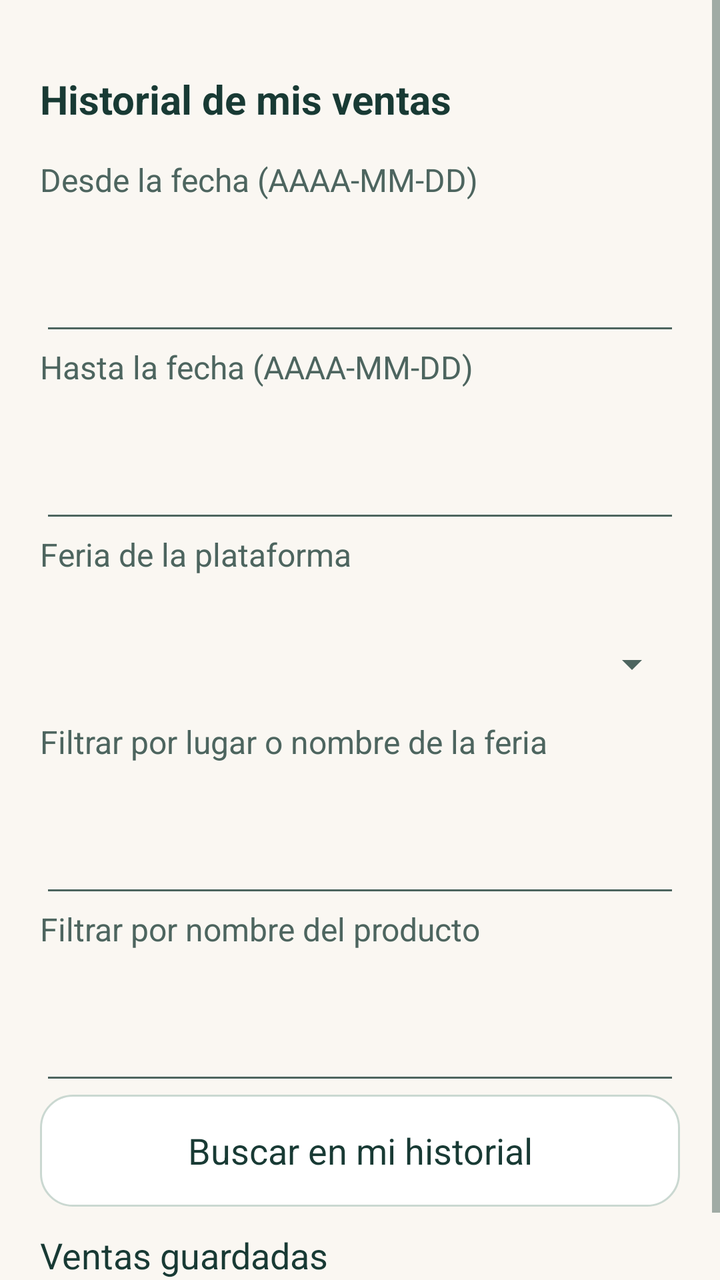
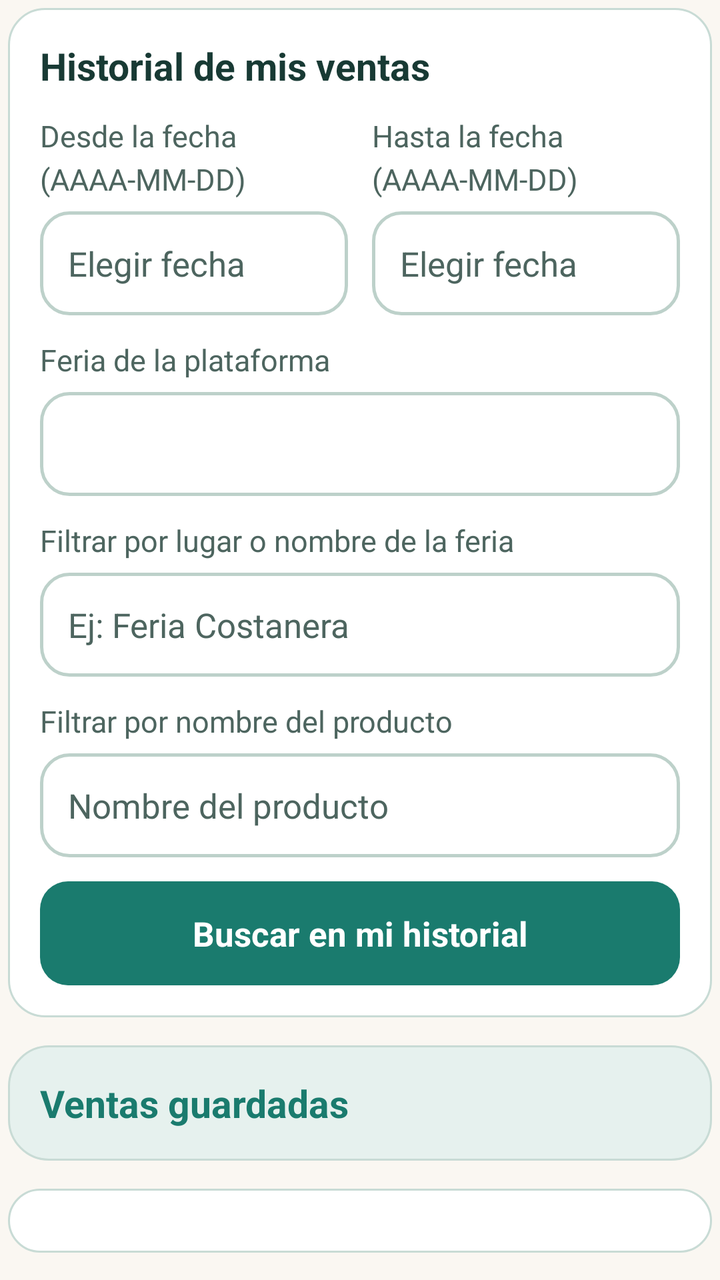

Two renders of the same Android screen: before a commit and after it. Below are the layout's source before the change and the commit's diff.
<!-- AndroidManifest.xml: application theme Theme.ConectaSur -->
<!-- res/layout/screen_owner_history.xml -->
<?xml version="1.0" encoding="utf-8"?>
<FrameLayout xmlns:android="http://schemas.android.com/apk/res/android" android:layout_width="match_parent" android:layout_height="match_parent"><ScrollView android:layout_width="match_parent" android:layout_height="match_parent" android:fillViewport="true"><LinearLayout android:id="@+id/screen_owner_history_body" android:layout_width="match_parent" android:layout_height="wrap_content" android:orientation="vertical" android:padding="20dp"><TextView android:id="@+id/sh_heading" style="@style/ConectaSur.Section" android:layout_width="match_parent" android:layout_height="wrap_content" android:text="@string/e5_screen_owner_history_1" /><TextView style="@style/ConectaSur.Label" android:layout_width="match_parent" android:layout_height="wrap_content" android:text="@string/e5_screen_owner_history_2" android:labelFor="@id/sh_from" /><EditText android:id="@+id/sh_from" android:layout_width="match_parent" android:layout_height="wrap_content" android:minHeight="56dp" android:textSize="18sp" android:inputType="text" android:maxLength="1000" android:saveEnabled="false" android:importantForAutofill="no" /><TextView style="@style/ConectaSur.Label" android:layout_width="match_parent" android:layout_height="wrap_content" android:text="@string/e5_screen_owner_history_3" android:labelFor="@id/sh_to" /><EditText android:id="@+id/sh_to" android:layout_width="match_parent" android:layout_height="wrap_content" android:minHeight="56dp" android:textSize="18sp" android:inputType="text" android:maxLength="1000" android:saveEnabled="false" android:importantForAutofill="no" /><TextView style="@style/ConectaSur.Label" android:layout_width="match_parent" android:layout_height="wrap_content" android:text="Feria de la plataforma" /><Spinner android:id="@+id/sh_fair_selector" android:layout_width="match_parent" android:layout_height="wrap_content" android:minHeight="56dp" android:contentDescription="Filtrar por feria de la plataforma" /><TextView style="@style/ConectaSur.Label" android:layout_width="match_parent" android:layout_height="wrap_content" android:text="@string/e5_screen_owner_history_4" android:labelFor="@id/sh_place" /><EditText android:id="@+id/sh_place" android:layout_width="match_parent" android:layout_height="wrap_content" android:minHeight="56dp" android:textSize="18sp" android:inputType="textCapSentences" android:maxLength="1000" android:saveEnabled="false" android:importantForAutofill="no" /><TextView style="@style/ConectaSur.Label" android:layout_width="match_parent" android:layout_height="wrap_content" android:text="@string/e5_screen_owner_history_5" android:labelFor="@id/sh_product" /><EditText android:id="@+id/sh_product" android:layout_width="match_parent" android:layout_height="wrap_content" android:minHeight="56dp" android:textSize="18sp" android:inputType="textCapSentences" android:maxLength="1000" android:saveEnabled="false" android:importantForAutofill="no" /><Button android:id="@+id/sh_filter" style="@style/ConectaSur.Button" android:layout_width="match_parent" android:layout_height="wrap_content" android:text="@string/e5_screen_owner_history_6" /><TextView android:id="@+id/sh_summary" style="@style/ConectaSur.Body" android:layout_width="match_parent" android:layout_height="wrap_content" android:text="@string/e5_screen_owner_history_7" /><LinearLayout android:id="@+id/sh_items" android:layout_width="match_parent" android:layout_height="wrap_content" android:orientation="vertical" ></LinearLayout></LinearLayout></ScrollView></FrameLayout>
<!-- resources referenced by this layout -->
<resources>
  <style name="ConectaSur.Body" parent="android:Widget.TextView">
          <item name="android:textSize">18sp</item>
          <item name="android:textColor">?attr/appInk</item>
          <item name="android:layout_marginBottom">16dp</item>
      </style>
  <style name="ConectaSur.Button" parent="android:Widget.Button">
          <item name="android:background">@drawable/button_outline</item>
          <item name="android:textColor">?attr/appInk</item>
          <item name="android:textSize">18sp</item>
          <item name="android:textAllCaps">false</item>
          <item name="android:minHeight">56dp</item>
          <item name="android:paddingStart">16dp</item>
          <item name="android:paddingEnd">16dp</item>
          <item name="android:paddingTop">12dp</item>
          <item name="android:paddingBottom">12dp</item>
          <item name="android:layout_marginBottom">12dp</item>
          <item name="android:drawablePadding">12dp</item>
          <item name="android:stateListAnimator">@null</item>
      </style>
  <style name="ConectaSur.Label" parent="ConectaSur.Body">
          <item name="android:textSize">16sp</item>
          <item name="android:textColor">?attr/appMuted</item>
      </style>
  <style name="ConectaSur.Section" parent="ConectaSur.Body">
          <item name="android:textSize">20sp</item>
          <item name="android:textStyle">bold</item>
          <item name="android:layout_marginTop">16dp</item>
      </style>
  <style name="Theme.ConectaSur" parent="android:style/Theme.Material.Light.NoActionBar">
          <item name="android:fontFamily">sans-serif</item>
          <item name="android:windowLightStatusBar">true</item>
          <item name="android:colorAccent">@color/conectasur_forest</item>
          <item name="android:windowBackground">@color/conectasur_cream</item>
          <item name="android:colorBackground">@color/conectasur_cream</item>
          <item name="android:textColorPrimary">@color/conectasur_ink</item>
          <item name="android:textColorSecondary">#4D655F</item>
          <item name="appInk">@color/conectasur_ink</item>
          <item name="appMuted">#4D655F</item>
          <item name="appSurface">#FFFFFF</item>
          <item name="appPrimary">@color/conectasur_forest</item>
          <item name="appBorder">#CAD8D1</item>
      </style>
  <!-- drawable button_outline (drawable) -->
  <?xml version='1.0' encoding='utf-8'?>
  <selector xmlns:android="http://schemas.android.com/apk/res/android">
      <item android:state_pressed="true">
          <shape>
              <solid android:color="#DCEDE6" />
              <corners android:radius="16dp" />
              <stroke android:width="3dp" android:color="?attr/appInk" />
          </shape>
      </item>
      <item android:state_focused="true">
          <shape>
              <solid android:color="?attr/appSurface" />
              <corners android:radius="16dp" />
              <stroke android:width="3dp" android:color="#A85D17" />
          </shape>
      </item>
      <item android:state_selected="true">
          <shape>
              <solid android:color="?attr/appSurface" />
              <corners android:radius="16dp" />
              <stroke android:width="3dp" android:color="?attr/appPrimary" />
          </shape>
      </item>
      <item>
          <shape>
              <solid android:color="?attr/appSurface" />
              <corners android:radius="16dp" />
              <stroke android:width="1dp" android:color="?attr/appBorder" />
          </shape>
      </item>
  </selector>
  <!-- unchanged entries left out for length: 10 -->
</resources>

<!-- the commit's change to res/layout/screen_owner_history.xml (unified diff, before → after) -->
@@ -1,2 +1,182 @@
 <?xml version="1.0" encoding="utf-8"?>
-<FrameLayout xmlns:android="http://schemas.android.com/apk/res/android" android:layout_width="match_parent" android:layout_height="match_parent"><ScrollView android:layout_width="match_parent" android:layout_height="match_parent" android:fillViewport="true"><LinearLayout android:id="@+id/screen_owner_history_body" android:layout_width="match_parent" android:layout_height="wrap_content" android:orientation="vertical" android:padding="20dp"><TextView android:id="@+id/sh_heading" style="@style/ConectaSur.Section" android:layout_width="match_parent" android:layout_height="wrap_content" android:text="@string/e5_screen_owner_history_1" /><TextView style="@style/ConectaSur.Label" android:layout_width="match_parent" android:layout_height="wrap_content" android:text="@string/e5_screen_owner_history_2" android:labelFor="@id/sh_from" /><EditText android:id="@+id/sh_from" android:layout_width="match_parent" android:layout_height="wrap_content" android:minHeight="56dp" android:textSize="18sp" android:inputType="text" android:maxLength="1000" android:saveEnabled="false" android:importantForAutofill="no" /><TextView style="@style/ConectaSur.Label" android:layout_width="match_parent" android:layout_height="wrap_content" android:text="@string/e5_screen_owner_history_3" android:labelFor="@id/sh_to" /><EditText android:id="@+id/sh_to" android:layout_width="match_parent" android:layout_height="wrap_content" android:minHeight="56dp" android:textSize="18sp" android:inputType="text" android:maxLength="1000" android:saveEnabled="false" android:importantForAutofill="no" /><TextView style="@style/ConectaSur.Label" android:layout_width="match_parent" android:layout_height="wrap_content" android:text="Feria de la plataforma" /><Spinner android:id="@+id/sh_fair_selector" android:layout_width="match_parent" android:layout_height="wrap_content" android:minHeight="56dp" android:contentDescription="Filtrar por feria de la plataforma" /><TextView style="@style/ConectaSur.Label" android:layout_width="match_parent" android:layout_height="wrap_content" android:text="@string/e5_screen_owner_history_4" android:labelFor="@id/sh_place" /><EditText android:id="@+id/sh_place" android:layout_width="match_parent" android:layout_height="wrap_content" android:minHeight="56dp" android:textSize="18sp" android:inputType="textCapSentences" android:maxLength="1000" android:saveEnabled="false" android:importantForAutofill="no" /><TextView style="@style/ConectaSur.Label" android:layout_width="match_parent" android:layout_height="wrap_content" android:text="@string/e5_screen_owner_history_5" android:labelFor="@id/sh_product" /><EditText android:id="@+id/sh_product" android:layout_width="match_parent" android:layout_height="wrap_content" android:minHeight="56dp" android:textSize="18sp" android:inputType="textCapSentences" android:maxLength="1000" android:saveEnabled="false" android:importantForAutofill="no" /><Button android:id="@+id/sh_filter" style="@style/ConectaSur.Button" android:layout_width="match_parent" android:layout_height="wrap_content" android:text="@string/e5_screen_owner_history_6" /><TextView android:id="@+id/sh_summary" style="@style/ConectaSur.Body" android:layout_width="match_parent" android:layout_height="wrap_content" android:text="@string/e5_screen_owner_history_7" /><LinearLayout android:id="@+id/sh_items" android:layout_width="match_parent" android:layout_height="wrap_content" android:orientation="vertical" ></LinearLayout></LinearLayout></ScrollView></FrameLayout>
+<FrameLayout xmlns:android="http://schemas.android.com/apk/res/android"
+    android:layout_width="match_parent"
+    android:layout_height="match_parent">
+
+    <ScrollView
+        android:layout_width="match_parent"
+        android:layout_height="match_parent"
+        android:fillViewport="true">
+
+        <LinearLayout
+            android:id="@+id/screen_owner_history_body"
+            android:layout_width="match_parent"
+            android:layout_height="wrap_content"
+            android:orientation="vertical"
+            android:padding="4dp">
+
+            <LinearLayout
+                android:layout_width="match_parent"
+                android:layout_height="wrap_content"
+                android:layout_marginBottom="14dp"
+                android:background="@drawable/card_surface"
+                android:orientation="vertical"
+                android:padding="16dp">
+
+                <TextView
+                    android:id="@+id/sh_heading"
+                    style="@style/ConectaSur.Section"
+                    android:layout_width="match_parent"
+                    android:layout_height="wrap_content"
+                    android:layout_marginTop="0dp"
+                    android:layout_marginBottom="12dp"
+                    android:text="@string/e5_screen_owner_history_1" />
+
+                <LinearLayout
+                    android:layout_width="match_parent"
+                    android:layout_height="wrap_content"
+                    android:orientation="horizontal">
+
+                    <LinearLayout
+                        android:layout_width="0dp"
+                        android:layout_height="wrap_content"
+                        android:layout_marginEnd="6dp"
+                        android:layout_weight="1"
+                        android:orientation="vertical">
+
+                        <TextView
+                            style="@style/ConectaSur.Label"
+                            android:layout_width="match_parent"
+                            android:layout_height="wrap_content"
+                            android:labelFor="@id/sh_from"
+                            android:text="@string/e5_screen_owner_history_2" />
+
+                        <EditText
+                            android:id="@+id/sh_from"
+                            style="@style/ConectaSur.Input"
+                            android:layout_width="match_parent"
+                            android:layout_height="wrap_content"
+                            android:hint="Elegir fecha"
+                            android:importantForAutofill="no"
+                            android:inputType="text"
+                            android:maxLength="1000"
+                            android:saveEnabled="false" />
+                    </LinearLayout>
+
+                    <LinearLayout
+                        android:layout_width="0dp"
+                        android:layout_height="wrap_content"
+                        android:layout_marginStart="6dp"
+                        android:layout_weight="1"
+                        android:orientation="vertical">
+
+                        <TextView
+                            style="@style/ConectaSur.Label"
+                            android:layout_width="match_parent"
+                            android:layout_height="wrap_content"
+                            android:labelFor="@id/sh_to"
+                            android:text="@string/e5_screen_owner_history_3" />
+
+                        <EditText
+                            android:id="@+id/sh_to"
+                            style="@style/ConectaSur.Input"
+                            android:layout_width="match_parent"
+                            android:layout_height="wrap_content"
+                            android:hint="Elegir fecha"
+                            android:importantForAutofill="no"
+                            android:inputType="text"
+                            android:maxLength="1000"
+                            android:saveEnabled="false" />
+                    </LinearLayout>
+                </LinearLayout>
+
+                <TextView
+                    style="@style/ConectaSur.Label"
+                    android:layout_width="match_parent"
+                    android:layout_height="wrap_content"
+                    android:text="Feria de la plataforma" />
+
+                <Spinner
+                    android:id="@+id/sh_fair_selector"
+                    android:layout_width="match_parent"
+                    android:layout_height="wrap_content"
+                    android:layout_marginBottom="12dp"
+                    android:background="@drawable/input_field"
+                    android:contentDescription="Filtrar por feria de la plataforma"
+                    android:minHeight="52dp" />
+
+                <TextView
+                    style="@style/ConectaSur.Label"
+                    android:layout_width="match_parent"
+                    android:layout_height="wrap_content"
+                    android:labelFor="@id/sh_place"
+                    android:text="@string/e5_screen_owner_history_4" />
+
+                <EditText
+                    android:id="@+id/sh_place"
+                    style="@style/ConectaSur.Input"
+                    android:layout_width="match_parent"
+                    android:layout_height="wrap_content"
+                    android:hint="Ej: Feria Costanera"
+                    android:importantForAutofill="no"
+                    android:inputType="textCapSentences"
+                    android:maxLength="1000"
+                    android:saveEnabled="false" />
+
+                <TextView
+                    style="@style/ConectaSur.Label"
+                    android:layout_width="match_parent"
+                    android:layout_height="wrap_content"
+                    android:labelFor="@id/sh_product"
+                    android:text="@string/e5_screen_owner_history_5" />
+
+                <EditText
+                    android:id="@+id/sh_product"
+                    style="@style/ConectaSur.Input"
+                    android:layout_width="match_parent"
+                    android:layout_height="wrap_content"
+                    android:hint="Nombre del producto"
+                    android:importantForAutofill="no"
+                    android:inputType="textCapSentences"
+                    android:maxLength="1000"
+                    android:saveEnabled="false" />
+
+                <Button
+                    android:id="@+id/sh_filter"
+                    style="@style/ConectaSur.Button.Primary"
+                    android:layout_width="match_parent"
+                    android:layout_height="wrap_content"
+                    android:layout_marginBottom="0dp"
+                    android:text="@string/e5_screen_owner_history_6" />
+            </LinearLayout>
+
+            <LinearLayout
+                android:layout_width="match_parent"
+                android:layout_height="wrap_content"
+                android:layout_marginBottom="14dp"
+                android:background="@drawable/card_surface_owner_header"
+                android:orientation="vertical"
+                android:padding="16dp">
+
+                <TextView
+                    android:id="@+id/sh_summary"
+                    style="@style/ConectaSur.Section"
+                    android:layout_width="match_parent"
+                    android:layout_height="wrap_content"
+                    android:layout_marginTop="0dp"
+                    android:layout_marginBottom="0dp"
+                    android:fontFeatureSettings="tnum"
+                    android:text="@string/e5_screen_owner_history_7"
+                    android:textColor="@color/conectasur_forest" />
+            </LinearLayout>
+
+            <LinearLayout
+                android:id="@+id/sh_items"
+                android:layout_width="match_parent"
+                android:layout_height="wrap_content"
+                android:background="@drawable/card_surface"
+                android:orientation="vertical"
+                android:padding="16dp" />
+        </LinearLayout>
+    </ScrollView>
+</FrameLayout>
<!-- resource entries referenced after the edit -->
@@ -1,79 +1,162 @@
 <!-- resources referenced by this layout -->
 <resources>
+  <!-- drawable card_surface (drawable) -->
+  <?xml version="1.0" encoding="utf-8"?>
+  <shape xmlns:android="http://schemas.android.com/apk/res/android">
+      <solid android:color="?attr/appSurface" />
+      <stroke android:width="1dp" android:color="?attr/appBorder" />
+      <corners android:radius="18dp" />
+  </shape>
+  <!-- drawable card_surface_owner_header (drawable) -->
+  <?xml version="1.0" encoding="utf-8"?>
+  <shape xmlns:android="http://schemas.android.com/apk/res/android">
+      <solid android:color="@color/conectasur_forest_soft" />
+      <stroke android:width="1dp" android:color="@color/conectasur_forest_border" />
+      <corners android:radius="20dp" />
+  </shape>
+  <!-- drawable input_field (drawable) -->
+  <?xml version="1.0" encoding="utf-8"?>
+  <selector xmlns:android="http://schemas.android.com/apk/res/android">
+      <item android:state_focused="true">
+          <shape>
+              <solid android:color="#FFFFFF" />
+              <corners android:radius="14dp" />
+              <stroke android:width="2dp" android:color="?attr/appPrimary" />
+          </shape>
+      </item>
+      <item>
+          <shape>
+              <solid android:color="#FFFFFF" />
+              <corners android:radius="14dp" />
+              <stroke android:width="1.5dp" android:color="#BDD1CA" />
+          </shape>
+      </item>
+  </selector>
+  <style name="ConectaSur.Button.Primary" parent="ConectaSur.Button">
+          <item name="android:background">@drawable/button_primary</item>
+          <item name="android:textColor">#FFFFFF</item>
+      </style>
+  <style name="ConectaSur.Input" parent="android:Widget.EditText">
+          <item name="android:background">@drawable/input_field</item>
+          <item name="android:textColor">?attr/appInk</item>
+          <item name="android:textColorHint">@color/conectasur_muted</item>
+          <item name="android:textSize">17sp</item>
+          <item name="android:minHeight">52dp</item>
+          <item name="android:paddingStart">14dp</item>
+          <item name="android:paddingEnd">14dp</item>
+          <item name="android:paddingTop">10dp</item>
+          <item name="android:paddingBottom">10dp</item>
+          <item name="android:layout_marginBottom">12dp</item>
+      </style>
   <style name="ConectaSur.Body" parent="android:Widget.TextView">
-          <item name="android:textSize">18sp</item>
+          <item name="android:textSize">17sp</item>
           <item name="android:textColor">?attr/appInk</item>
-          <item name="android:layout_marginBottom">16dp</item>
+          <item name="android:lineSpacingMultiplier">1.2</item>
+          <item name="android:layout_marginBottom">12dp</item>
       </style>
+  <color name="conectasur_surface">#FFFFFF</color>
   <style name="ConectaSur.Button" parent="android:Widget.Button">
           <item name="android:background">@drawable/button_outline</item>
           <item name="android:textColor">?attr/appInk</item>
-          <item name="android:textSize">18sp</item>
+          <item name="android:textSize">17sp</item>
+          <item name="android:textStyle">bold</item>
           <item name="android:textAllCaps">false</item>
-          <item name="android:minHeight">56dp</item>
+          <item name="android:minHeight">52dp</item>
           <item name="android:paddingStart">16dp</item>
           <item name="android:paddingEnd">16dp</item>
-          <item name="android:paddingTop">12dp</item>
-          <item name="android:paddingBottom">12dp</item>
-          <item name="android:layout_marginBottom">12dp</item>
-          <item name="android:drawablePadding">12dp</item>
+          <item name="android:paddingTop">10dp</item>
+          <item name="android:paddingBottom">10dp</item>
+          <item name="android:layout_marginBottom">10dp</item>
+          <item name="android:drawablePadding">10dp</item>
           <item name="android:stateListAnimator">@null</item>
       </style>
+  <!-- drawable button_primary (drawable) -->
+  <?xml version="1.0" encoding="utf-8"?>
+  <selector xmlns:android="http://schemas.android.com/apk/res/android">
+      <item android:state_pressed="true">
+          <shape>
+              <solid android:color="@color/conectasur_forest_dark" />
+              <corners android:radius="14dp" />
+              <stroke android:width="2dp" android:color="?attr/appInk" />
+          </shape>
+      </item>
+      <item android:state_focused="true">
+          <shape>
+              <solid android:color="?attr/appPrimary" />
+              <corners android:radius="14dp" />
+              <stroke android:width="2dp" android:color="#FFFFFF" />
+          </shape>
+      </item>
+      <item>
+          <shape>
+              <solid android:color="?attr/appPrimary" />
+              <corners android:radius="14dp" />
+          </shape>
+      </item>
+  </selector>
+  <color name="conectasur_muted">#4D655F</color>
   <style name="ConectaSur.Label" parent="ConectaSur.Body">
-          <item name="android:textSize">16sp</item>
+          <item name="android:textSize">15sp</item>
           <item name="android:textColor">?attr/appMuted</item>
+          <item name="android:layout_marginBottom">6dp</item>
       </style>
   <style name="ConectaSur.Section" parent="ConectaSur.Body">
-          <item name="android:textSize">20sp</item>
+          <item name="android:textSize">19sp</item>
           <item name="android:textStyle">bold</item>
-          <item name="android:layout_marginTop">16dp</item>
+          <item name="android:layout_marginTop">12dp</item>
+          <item name="android:layout_marginBottom">8dp</item>
       </style>
   <style name="Theme.ConectaSur" parent="android:style/Theme.Material.Light.NoActionBar">
           <item name="android:fontFamily">sans-serif</item>
           <item name="android:windowLightStatusBar">true</item>
+          <item name="android:statusBarColor">@color/conectasur_cream</item>
           <item name="android:colorAccent">@color/conectasur_forest</item>
           <item name="android:windowBackground">@color/conectasur_cream</item>
           <item name="android:colorBackground">@color/conectasur_cream</item>
           <item name="android:textColorPrimary">@color/conectasur_ink</item>
-          <item name="android:textColorSecondary">#4D655F</item>
+          <item name="android:textColorSecondary">@color/conectasur_muted</item>
           <item name="appInk">@color/conectasur_ink</item>
-          <item name="appMuted">#4D655F</item>
-          <item name="appSurface">#FFFFFF</item>
+          <item name="appMuted">@color/conectasur_muted</item>
+          <item name="appSurface">@color/conectasur_surface</item>
           <item name="appPrimary">@color/conectasur_forest</item>
-          <item name="appBorder">#CAD8D1</item>
+          <item name="appBorder">@color/conectasur_forest_border</item>
+          <item name="appBackground">@color/conectasur_cream</item>
       </style>
+  <color name="conectasur_forest_soft">#E6F1EE</color>
+  <color name="conectasur_forest_border">#C8DBD5</color>
   <!-- drawable button_outline (drawable) -->
-  <?xml version='1.0' encoding='utf-8'?>
+  <?xml version="1.0" encoding="utf-8"?>
   <selector xmlns:android="http://schemas.android.com/apk/res/android">
       <item android:state_pressed="true">
           <shape>
-              <solid android:color="#DCEDE6" />
-              <corners android:radius="16dp" />
-              <stroke android:width="3dp" android:color="?attr/appInk" />
+              <solid android:color="#DCECE6" />
+              <corners android:radius="14dp" />
+              <stroke android:width="2dp" android:color="?attr/appInk" />
           </shape>
       </item>
       <item android:state_focused="true">
           <shape>
               <solid android:color="?attr/appSurface" />
-              <corners android:radius="16dp" />
-              <stroke android:width="3dp" android:color="#A85D17" />
+              <corners android:radius="14dp" />
+              <stroke android:width="2dp" android:color="?attr/appPrimary" />
           </shape>
       </item>
       <item android:state_selected="true">
           <shape>
-              <solid android:color="?attr/appSurface" />
-              <corners android:radius="16dp" />
-              <stroke android:width="3dp" android:color="?attr/appPrimary" />
+              <solid android:color="@color/conectasur_forest_soft" />
+              <corners android:radius="14dp" />
+              <stroke android:width="2dp" android:color="?attr/appPrimary" />
           </shape>
       </item>
       <item>
           <shape>
               <solid android:color="?attr/appSurface" />
-              <corners android:radius="16dp" />
-              <stroke android:width="1dp" android:color="?attr/appBorder" />
+              <corners android:radius="14dp" />
+              <stroke android:width="1.5dp" android:color="?attr/appBorder" />
           </shape>
       </item>
   </selector>
+  <color name="conectasur_forest_dark">#125950</color>
   <!-- unchanged entries left out for length: 10 -->
 </resources>
 
